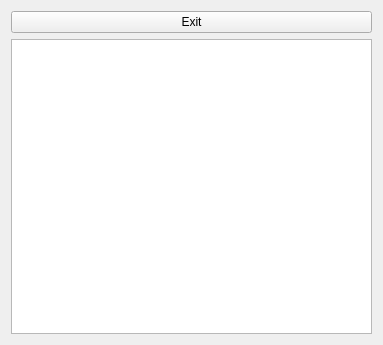
Before: the Qt Designer form RoomClient/playscreen.ui in ljmc2000/VirtualConcertHall, drawn with Qt 5.
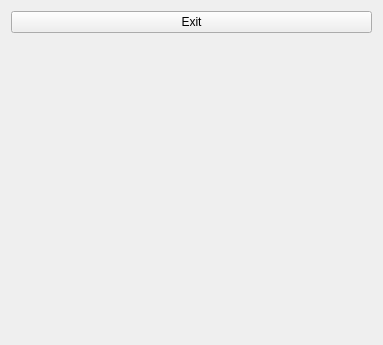
After: the same form once the commit is applied.

Commit message: added variable sized piano to play window

The edit to the form file:
```diff
--- a/RoomClient/playscreen.ui
+++ b/RoomClient/playscreen.ui
@@ -22,7 +22,9 @@
     </widget>
    </item>
    <item row="1" column="0">
-    <widget class="QGraphicsView" name="instrament"/>
+    <widget class="QWidget" name="playArea" native="true">
+     <layout class="QGridLayout" name="gridLayout_2"/>
+    </widget>
    </item>
   </layout>
  </widget>
```
The commit also changes 12 other files.
